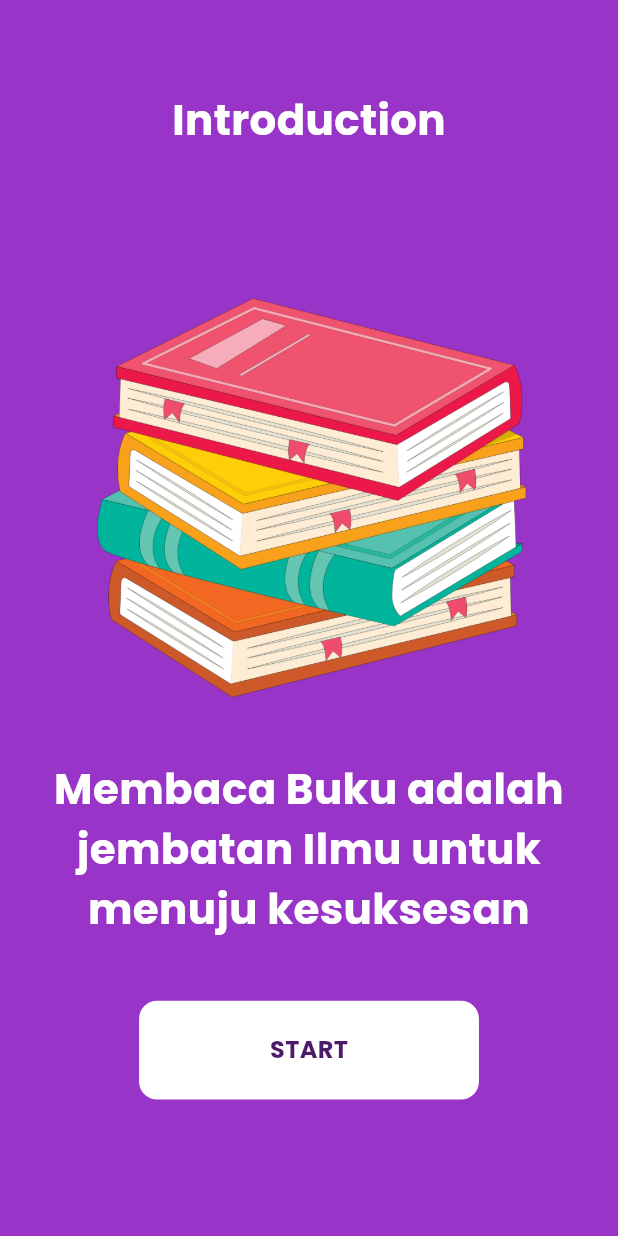
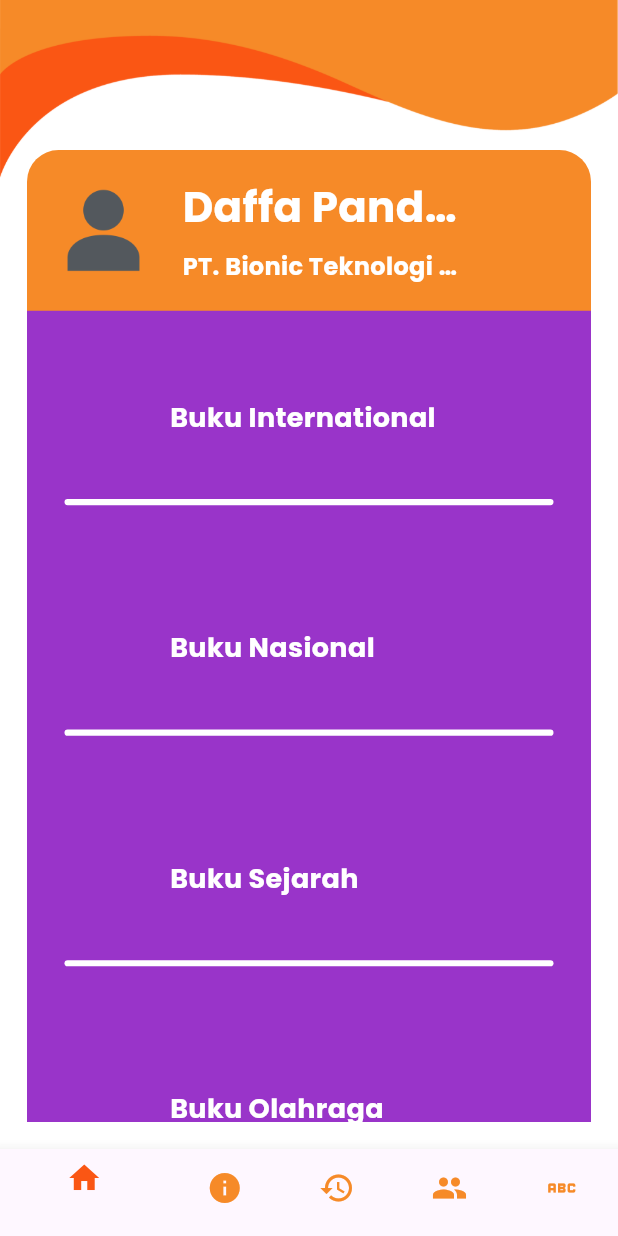
Before and after one commit to pandroe/test_1_pt_bionic, a Flutter app: the screen it shows after launch, after a tap on "START", on a phone screen of 412 x 824 dp. Run offline on Flutter 3.47's test engine with Material 3 defaults, Android fonts, the phone set to English and light mode, and no system bars.

Commit message:
slicing ui home screen

```diff
--- a/lib/main.dart
+++ b/lib/main.dart
@@ -1,4 +1,6 @@
 import 'package:flutter/material.dart';
+import 'package:test_satu_pt_bionic/utils/constant.dart';
+import 'package:test_satu_pt_bionic/views/home_screen/views/home_screen.dart';
 import 'package:test_satu_pt_bionic/views/introduction_screen/views/introduction_screen.dart';
 
 void main() {
@@ -8,13 +10,71 @@ void main() {
 class MyApp extends StatelessWidget {
   MyApp({super.key});
 
-  // This widget is the root of your application.
   @override
   Widget build(BuildContext context) {
     return MaterialApp(
+      routes: {
+        HomeScreen.routeName: (context) => const HomeScreen(),
+      },
       debugShowCheckedModeBanner: false,
-      theme: ThemeData(fontFamily: 'Poppins'),
+      theme: ThemeData(
+          scaffoldBackgroundColor: Color(Constant.whiteColorLight),
+          fontFamily: 'Poppins'),
       home: IntroductionScreen(),
     );
   }
 }
+
+class HomeNavigation extends StatefulWidget {
+  @override
+  State createState() => _HomeNavigationState();
+}
+
+class _HomeNavigationState extends State<HomeNavigation> {
+  int _currentIndex = 0;
+
+  final List<Widget> _children = [
+    HomeScreen(),
+  ];
+
+  @override
+  Widget build(BuildContext context) {
+    return Scaffold(
+      body: _children[_currentIndex],
+      bottomNavigationBar: BottomNavigationBar(
+        selectedItemColor: Color(Constant.orangeColorDark),
+        unselectedItemColor: Color(Constant.orangeColorLight),
+        currentIndex: _currentIndex,
+        items: [
+          BottomNavigationBarItem(
+            icon: Icon(
+              Icons.home,
+            ),
+            label: '',
+          ),
+          BottomNavigationBarItem(
+            icon: Icon(Icons.info),
+            label: '',
+          ),
+          BottomNavigationBarItem(
+            icon: Icon(Icons.history),
+            label: '',
+          ),
+          BottomNavigationBarItem(
+            icon: Icon(Icons.people),
+            label: '',
+          ),
+          BottomNavigationBarItem(
+            icon: Icon(Icons.abc_outlined),
+            label: '',
+          ),
+        ],
+        onTap: (index) {
+          setState(() {
+            _currentIndex = index;
+          });
+        },
+      ),
+    );
+  }
+}
--- a/lib/utils/constant.dart
+++ b/lib/utils/constant.dart
@@ -14,9 +14,10 @@ class Constant {
 
   static const int purpleColorLight = 0xFF9934C9;
   static const int purpleColorDark = 0xFF4D196B;
-  static const int orangeColorLight = 0xFF1E1C24;
-  static const int orangeColorDark = 0xFFFD5216;
-  static const int witheColorLight = 0xFFFFFFFF;
+  static const int orangeColorDark = 0xFFFA5614;
+  static const int orangeColorLight = 0xFFF68A28;
+  static const int whiteColorLight = 0xFFFFFFFF;
+  static const int whiteColorBase = 0xFFFAFAFA;
 
   final Size size;
 
--- /dev/null
+++ b/lib/views/home_screen/views/home_screen.dart
@@ -0,0 +1,170 @@
+import 'package:flutter/material.dart';
+import 'package:test_satu_pt_bionic/utils/constant.dart';
+
+class HomeScreen extends StatefulWidget {
+  static String routeName = 'home-screen';
+  const HomeScreen({Key? key}) : super(key: key);
+
+  @override
+  _HomeScreenState createState() => _HomeScreenState();
+}
+
+class _HomeScreenState extends State<HomeScreen> {
+  @override
+  Widget build(BuildContext context) {
+    Constant constant = Constant(context);
+    return Scaffold(
+      body: Stack(
+        children: [
+          Image.asset('assets/images/bg-app-bar-orange.png'),
+          Padding(
+            padding: const EdgeInsets.only(
+              top: 100.0,
+              right: 18.0,
+              left: 18.0,
+              bottom: 18.0,
+            ),
+            child: ListView(
+              children: [
+                Container(
+                  height: constant.size.height * 1.100,
+                  decoration: BoxDecoration(
+                    color: Color(Constant.orangeColorLight),
+                    borderRadius: BorderRadius.circular(21.0),
+                  ),
+                  child: Column(
+                    children: [
+                      Padding(
+                        padding: const EdgeInsets.only(
+                          top: 18.0,
+                          right: 21,
+                          left: 21,
+                          bottom: 18.0,
+                        ),
+                        child: Row(
+                          children: [
+                            CircleAvatar(
+                              backgroundColor: Colors.transparent,
+                              radius: 30,
+                              child: Image.asset('assets/images/avatar.png'),
+                            ),
+                            SizedBox(
+                              width: constant.size.width * 0.055,
+                            ),
+                            Column(
+                              crossAxisAlignment: CrossAxisAlignment.start,
+                              children: [
+                                Container(
+                                  width: constant.size.width * 0.450,
+                                  child: Text(
+                                    'Daffa Pandu D.',
+                                    style: TextStyle(
+                                      overflow: TextOverflow.ellipsis,
+                                      fontSize: Constant.fontExtraBig,
+                                      fontWeight: FontWeight.bold,
+                                      color: Color(Constant.whiteColorLight),
+                                    ),
+                                  ),
+                                ),
+                                SizedBox(
+                                  height: constant.size.height * 0.010,
+                                ),
+                                Container(
+                                  width: constant.size.width * 0.450,
+                                  child: Text(
+                                    'PT. Bionic Teknologi Indonesia',
+                                    style: TextStyle(
+                                      overflow: TextOverflow.ellipsis,
+                                      fontSize: Constant.fontSemiRegular,
+                                      fontWeight: FontWeight.bold,
+                                      color: Color(Constant.whiteColorLight),
+                                    ),
+                                  ),
+                                ),
+                              ],
+                            )
+                          ],
+                        ),
+                      ),
+                      Expanded(
+                        child: Container(
+                          decoration: BoxDecoration(
+                            color: Color(Constant.purpleColorLight),
+                            borderRadius: BorderRadius.only(
+                              bottomLeft: Radius.circular(21.0),
+                              bottomRight: Radius.circular(21.0),
+                            ),
+                          ),
+                          child: Padding(
+                            padding: const EdgeInsets.only(
+                                top: 50.0, right: 25.0, left: 25.0),
+                            child: Column(
+                              children: [
+                                buildCategory('Buku International'),
+                                buildDivider(),
+                                buildCategory('Buku Nasional'),
+                                buildDivider(),
+                                buildCategory('Buku Sejarah'),
+                                buildDivider(),
+                                buildCategory('Buku Olahraga'),
+                                buildDivider(),
+                                buildCategory('Buku Tematik'),
+                              ],
+                            ),
+                          ),
+                        ),
+                      )
+                    ],
+                  ),
+                )
+              ],
+            ),
+          ),
+        ],
+      ),
+    );
+  }
+
+  Widget buildCategory(String categoryName) {
+    Constant constant = Constant(context);
+    return Column(
+      children: [
+        SizedBox(
+          height: constant.size.height * 0.010,
+        ),
+        Container(
+          width: constant.size.width * 0.450,
+          child: Text(
+            categoryName,
+            style: TextStyle(
+              fontSize: Constant.fontSemiBig,
+              fontWeight: FontWeight.bold,
+              color: Color(Constant.whiteColorLight),
+            ),
+          ),
+        ),
+        SizedBox(
+          height: constant.size.height * 0.050,
+        ),
+        Container(
+          height: constant.size.height * 0.005,
+          width: constant.size.width * 0.800,
+          decoration: BoxDecoration(
+            borderRadius: BorderRadius.circular(18.0),
+            color: Color(Constant.whiteColorLight),
+          ),
+        ),
+        SizedBox(
+          height: constant.size.height * 0.045,
+        ),
+      ],
+    );
+  }
+
+  Widget buildDivider() {
+    Constant constant = Constant(context);
+    return SizedBox(
+      height: constant.size.height * 0.045,
+    );
+  }
+}
--- a/lib/views/introduction_screen/views/introduction_screen.dart
+++ b/lib/views/introduction_screen/views/introduction_screen.dart
@@ -1,5 +1,7 @@
 import 'package:flutter/material.dart';
+import 'package:test_satu_pt_bionic/views/home_screen/views/home_screen.dart';
 
+import '../../../main.dart';
 import '../../../utils/constant.dart';
 
 class IntroductionScreen extends StatefulWidget {
@@ -24,7 +26,7 @@ class _IntroductionScreenState extends State<IntroductionScreen> {
                 style: TextStyle(
                     fontSize: Constant.fontExtraBig,
                     fontWeight: FontWeight.bold,
-                    color: Color(Constant.witheColorLight)),
+                    color: Color(Constant.whiteColorLight)),
               ),
               SizedBox(
                 height: constant.size.height * 0.120,
@@ -39,26 +41,32 @@ class _IntroductionScreenState extends State<IntroductionScreen> {
                 style: TextStyle(
                     fontSize: Constant.fontExtraBig,
                     fontWeight: FontWeight.bold,
-                    color: Color(Constant.witheColorLight)),
+                    color: Color(Constant.whiteColorLight)),
               ),
               SizedBox(
                 height: constant.size.height * 0.050,
               ),
               Container(
                 decoration: BoxDecoration(
-                    color: Color(Constant.witheColorLight),
+                    color: Color(Constant.whiteColorLight),
                     borderRadius: BorderRadius.circular(12.0)),
                 height: constant.size.height * 0.080,
                 width: constant.size.width * 0.550,
                 child: GestureDetector(
-                  onTap: () {},
+                  onTap: () {
+                    Navigator.push(
+                        context,
+                        MaterialPageRoute(
+                          builder: (context) => HomeNavigation(),
+                        ));
+                  },
                   child: Center(
                     child: Text(
                       'Start'.toUpperCase(),
                       style: TextStyle(
                           fontSize: Constant.fontSemiRegular,
                           fontWeight: FontWeight.bold,
-                          color: Color(Constant.purpleColorDark)),
+                          color: Color(Constant.purpleColorLight)),
                     ),
                   ),
                 ),
```
Also changed, not shown: assets/images/avatar.png (added), assets/images/bg-app-bar-orange.png (added), assets/images/bg-app-bar-purple.png (added), assets/images/bg-introduction.png (added).
